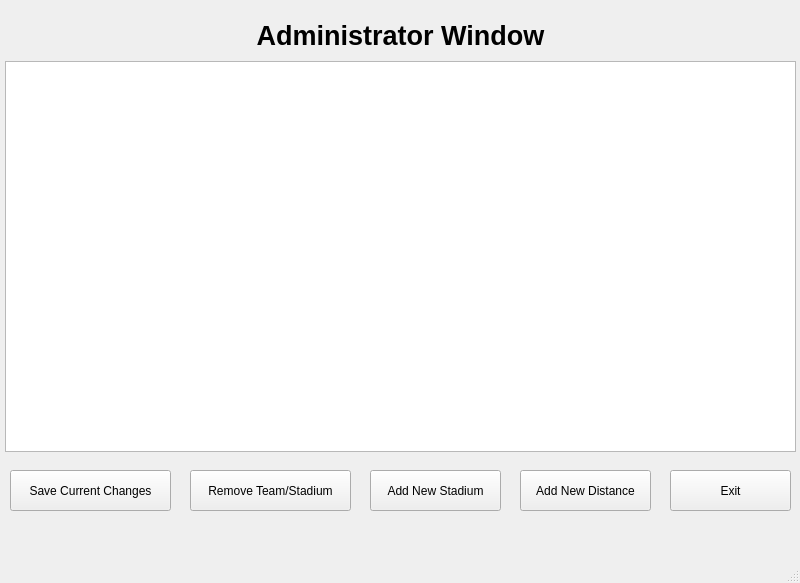
Qt form StadiumTourProject/mainwindow.ui (joeyCampbelll/CS1D-Project-2) before a commit.
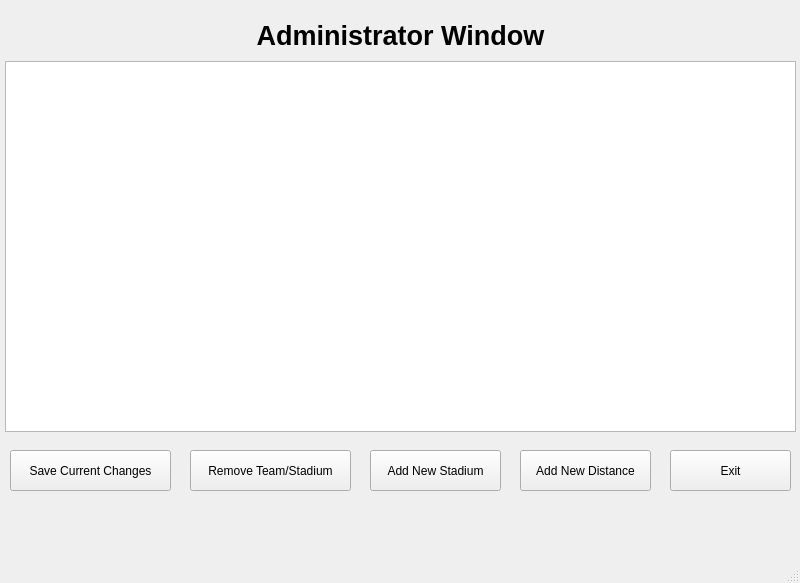
The same form after that commit. The open tabs and pages were chosen to show the change.

Patch:
```diff
--- a/StadiumTourProject/mainwindow.ui
+++ b/StadiumTourProject/mainwindow.ui
@@ -338,7 +338,7 @@
         <x>5</x>
         <y>61</y>
         <width>791</width>
-        <height>391</height>
+        <height>371</height>
        </rect>
       </property>
      </widget>
@@ -346,7 +346,7 @@
       <property name="geometry">
        <rect>
         <x>10</x>
-        <y>470</y>
+        <y>450</y>
         <width>161</width>
         <height>41</height>
        </rect>
@@ -359,7 +359,7 @@
       <property name="geometry">
        <rect>
         <x>370</x>
-        <y>470</y>
+        <y>450</y>
         <width>131</width>
         <height>41</height>
        </rect>
@@ -372,7 +372,7 @@
       <property name="geometry">
        <rect>
         <x>520</x>
-        <y>470</y>
+        <y>450</y>
         <width>131</width>
         <height>41</height>
        </rect>
@@ -385,7 +385,7 @@
       <property name="geometry">
        <rect>
         <x>190</x>
-        <y>470</y>
+        <y>450</y>
         <width>161</width>
         <height>41</height>
        </rect>
@@ -398,7 +398,7 @@
       <property name="geometry">
        <rect>
         <x>670</x>
-        <y>470</y>
+        <y>450</y>
         <width>121</width>
         <height>41</height>
        </rect>
```
Left out of the diff: 2 changed lines with no effect on the pictures.
